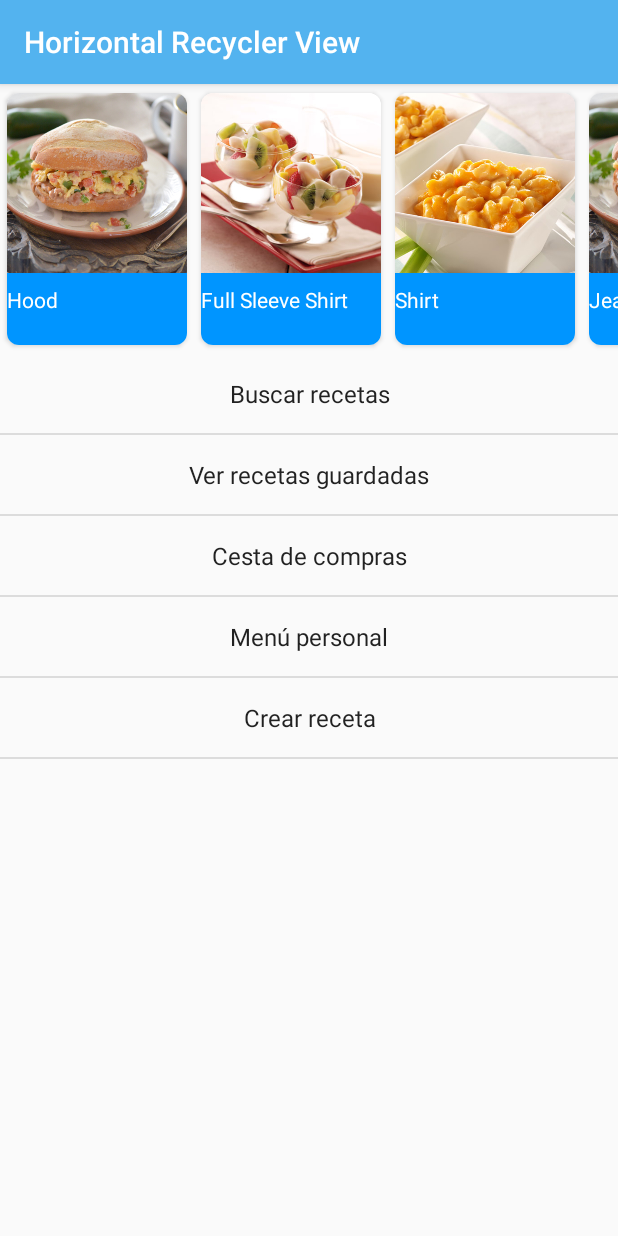
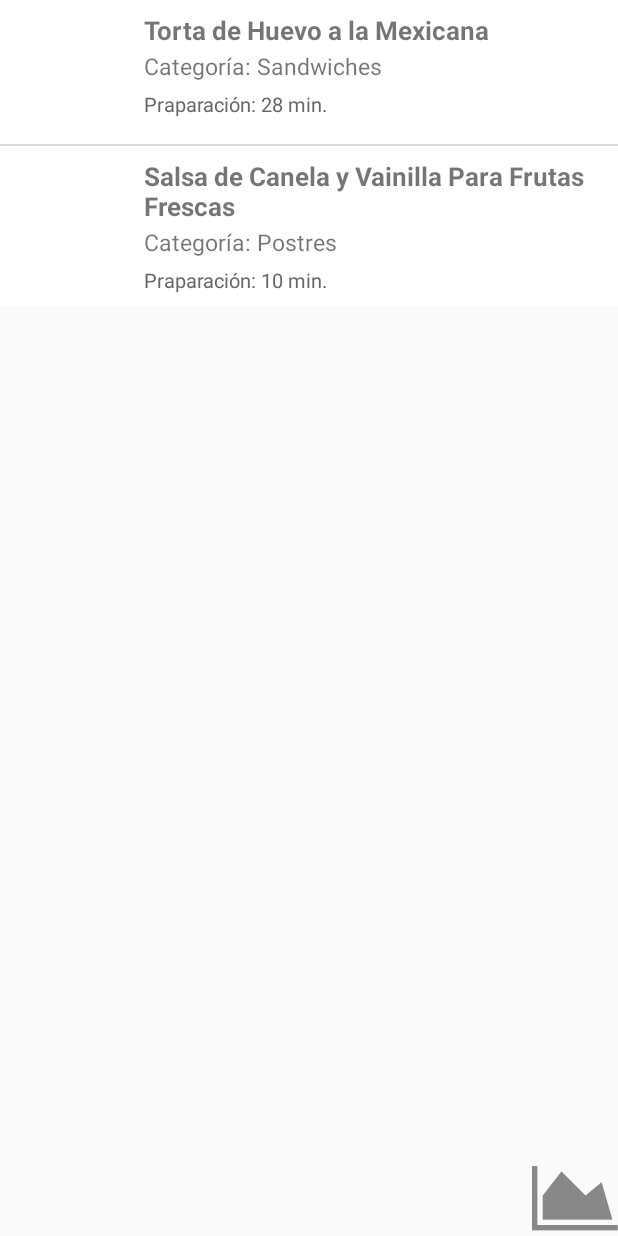
Before and after one commit to mavidalr/Recetario2, an Android app: the screen it shows after launch (MainActivity before the commit, BuscarRecetasDeviceActivity after it), after a tap on "Ver recetas guardadas", on a phone screen of 412 x 824 dp. Run offline under Robolectric (Android 15) with nearby library versions, the phone set to English and light mode, and no system bars; our stand-ins replace Volley; libraries missing offline, so code that uses them is left out: junit.framework; network calls fail.

Commit message:
Implementación Ver recetas guardadas en el dispositivo (sin imagen)

```diff
--- a/app/src/main/AndroidManifest.xml
+++ b/app/src/main/AndroidManifest.xml
@@ -27,7 +27,8 @@
             </intent-filter>
         </activity>
         <activity android:name=".BuscarRecetasActivity" />
-        <activity android:name=".MostrarRecetaActivity"></activity>
+        <activity android:name=".MostrarRecetaActivity" />
+        <activity android:name=".BuscarRecetasDeviceActivity"></activity>
     </application>
 
 </manifest>
--- /dev/null
+++ b/app/src/main/java/com/example/mache/recetario2/BuscarRecetasDeviceActivity.java
@@ -0,0 +1,236 @@
+package com.example.mache.recetario2;
+
+
+import com.android.volley.toolbox.NetworkImageView;
+import com.example.mache.recetario2.adater.CustomListAdapter;
+import com.example.mache.recetario2.app.AppController;
+//Contiene get set de Recetas
+import com.example.mache.recetario2.database.AppDatabaseHelper;
+import com.example.mache.recetario2.model.Receta;
+
+import java.io.ByteArrayOutputStream;
+import java.util.ArrayList;
+import java.util.List;
+
+import org.json.JSONArray;
+import org.json.JSONException;
+import org.json.JSONObject;
+
+import android.app.Activity;
+import android.app.ProgressDialog;
+import android.content.Intent;
+import android.database.Cursor;
+import android.database.sqlite.SQLiteDatabase;
+import android.graphics.Bitmap;
+import android.graphics.Color;
+import android.graphics.Typeface;
+import android.graphics.drawable.BitmapDrawable;
+import android.graphics.drawable.ColorDrawable;
+import android.os.Bundle;
+import android.util.Log;
+import android.view.Menu;
+import android.view.View;
+import android.widget.AdapterView;
+import android.widget.ListView;
+import android.widget.TextView;
+import android.widget.Toast;
+
+import com.android.volley.Response;
+import com.android.volley.VolleyError;
+import com.android.volley.VolleyLog;
+import com.android.volley.toolbox.JsonArrayRequest;
+
+import junit.framework.Test;
+
+public class BuscarRecetasDeviceActivity extends Activity {
+    // Log tag
+    private static final String TAG = BuscarRecetasDeviceActivity.class.getSimpleName();
+
+    // Recetas json url
+    // private static final String url = "http://api.androidhive.info/json/movies.json";
+
+    private static final String url = "https://dl.dropboxusercontent.com/u/3194177/Taller/BDDOnline.json";
+    private ProgressDialog pDialog;
+    private List<Receta> RecetaList = new ArrayList<Receta>();
+    private ListView listView;
+    private CustomListAdapter adapter;
+
+    @Override
+    protected void onCreate(Bundle savedInstanceState) {
+        super.onCreate(savedInstanceState);
+        //getActionBar().setDisplayHomeAsUpEnabled(true);
+
+        setContentView(R.layout.activity_buscar_recetas_device);
+
+        listView = (ListView) findViewById(R.id.Devicelist);
+        adapter = new CustomListAdapter(this, RecetaList);
+        listView.setAdapter(adapter);
+
+        /*
+        TextView textViewNombreUsuario =
+                (TextView) findViewById(R.id.Ver);
+
+        textViewNombreUsuario.setText("Holiwi");
+        */
+
+        //awesome font
+        Typeface fontAwesomeFont = Typeface.createFromAsset(getAssets(), "fontawesome-webfont.ttf");
+        TextView fontAwesomeAndroidIcon = (TextView) findViewById(R.id.Ver);
+        fontAwesomeAndroidIcon.setTypeface(fontAwesomeFont);
+
+        listView.setOnItemClickListener(new AdapterView.OnItemClickListener() {
+            @Override
+            public void onItemClick(AdapterView<?> adapterView, View view,
+                                    int position, long id) {
+
+                //Intent intent;
+
+                //TextView textViewNombreUsuario2 =
+                //        (TextView) findViewById(R.id.Ver);
+
+                TextView twIdReceta = (TextView) view.findViewById(R.id.IdReceta);
+                TextView twURL = (TextView) view.findViewById(R.id.URL);
+                TextView twNombreReceta = (TextView) view.findViewById(R.id.NombreReceta);
+                TextView twTiempoPreparacion = (TextView) view.findViewById(R.id.TiempoPreparacion);
+                TextView twCategoria = (TextView) view.findViewById(R.id.Categoria);
+
+                String SIdReceta = twIdReceta.getText().toString();
+                String SURL = twURL.getText().toString();
+                String SNombreReceta = twNombreReceta.getText().toString();
+                String STiempoPreparacion = twTiempoPreparacion.getText().toString();
+                String SCategoria = twCategoria.getText().toString();
+
+
+                //System.out.println("IdReceta = : " + IdReceta);
+                //System.out.println("la URL = : " + URL);
+                //System.out.println("Url = : " + imgUrl);
+
+
+                /*
+                BitmapDrawable bd = (BitmapDrawable) ((NetworkImageView) view.findViewById(R.id.FotoReceta))
+                        .getDrawable();
+                Bitmap bitmap=bd.getBitmap();
+                ByteArrayOutputStream baos = new ByteArrayOutputStream();
+                bd.getBitmap().compress(Bitmap.CompressFormat.PNG, 100, baos);
+                byte[] imgByte = baos.toByteArray();
+
+                Intent intent = new Intent(BuscarRecetasActivity.this, MostrarRecetaActivity.class);
+                intent.putExtra("image", imgByte);
+                // any other extra you need to pass
+                //startActivity(intent);
+                */
+
+
+                //Creamos el Intent
+                Intent intent =
+                        new Intent(BuscarRecetasDeviceActivity.this, MostrarRecetaActivity.class);
+
+                //Creamos la información a pasar entre actividades
+                Bundle b = new Bundle();
+                b.putString("SIdReceta", SIdReceta);
+                b.putString("SURL", SURL);
+                b.putString("SNombreReceta", SNombreReceta);
+                b.putString("STiempoPreparacion", STiempoPreparacion);
+                b.putString("SCategoria", SCategoria);
+                //b.putString("FotoReceta", imgUrl);
+
+                //Añadimos la información al intent
+                intent.putExtras(b);
+
+                //Iniciamos la nueva actividad
+                startActivity(intent);
+
+
+/*
+                switch (position){
+                    case 0:
+                        intent = new Intent(BuscarRecetasActivity.this,
+                                MostrarRecetaActivity.class);
+                        startActivity(intent);
+                        break;
+                    case 1:
+                        textViewNombreUsuario2.setText("asddf");
+                        break;
+                }
+                */
+            }
+        });
+
+
+        pDialog = new ProgressDialog(this);
+        // Showing progress dialog before making http request
+        pDialog.setMessage("Cargando valores desde el dispositivo...");
+        pDialog.show();
+
+
+        //Leyendo datos
+        AppDatabaseHelper appDatabaseHelper = new AppDatabaseHelper(getApplicationContext());
+        SQLiteDatabase database = appDatabaseHelper.getReadableDatabase();
+
+        Cursor resultados = database.query(AppDatabaseHelper.TABLE_RECETAS,
+                null,null,null,null,null,AppDatabaseHelper.COL_IdReceta);
+        //Estructura de query()
+        //query(String table, String[] columns, String selection, String[] selectionArgs, String groupBy, String having, String orderBy, String limit)
+
+        Integer IdReceta;
+        String NombreReceta;
+        String Categoria;
+        Integer TiempoPreparacion;
+        //String URL;
+        while(resultados.moveToNext()){
+            Receta Receta = new Receta();
+
+            IdReceta = resultados.getInt(resultados.getColumnIndex(AppDatabaseHelper.COL_IdReceta));
+            NombreReceta = resultados.getString(resultados.getColumnIndex(AppDatabaseHelper.COL_NombreReceta));
+            Categoria = resultados.getString(resultados.getColumnIndex(AppDatabaseHelper.COL_Categoria));
+            TiempoPreparacion = resultados.getInt(resultados.getColumnIndex(AppDatabaseHelper.COL_TiempoPreparacion));
+
+
+
+            Receta.setNombreReceta(NombreReceta);
+            //Receta.setFotoReceta("https://www.meals.com/ImagesRecipes/121609lrg.jpg");
+            Receta.setCategoria(Categoria);
+            //Receta.setRating(((Number) obj.get("rating"))
+            //        .doubleValue());
+            Receta.setIdReceta(IdReceta);
+            Receta.setTiempoPraparacion(TiempoPreparacion);
+
+            //Receta.setURL("https://www.meals.com/ImagesRecipes/121609lrg.jpg");
+
+            RecetaList.add(Receta);
+        }
+
+
+        hidePDialog();
+        //AppController.getInstance();
+
+
+
+        // changing action bar color
+        //getActionBar().setBackgroundDrawable(
+        //      new ColorDrawable(Color.parseColor("#1b1b1b")));
+
+        // Creating volley request obj
+    }
+
+    @Override
+    public void onDestroy() {
+        super.onDestroy();
+        hidePDialog();
+    }
+
+    private void hidePDialog() {
+        if (pDialog != null) {
+            pDialog.dismiss();
+            pDialog = null;
+        }
+    }
+/*
+    @Override
+    public boolean onCreateOptionsMenu(Menu menu) {
+        // Inflate the menu; this adds items to the action bar if it is present.
+        getMenuInflater().inflate(R.menu.main, menu);
+        return true;
+    }
+*/
+}
--- a/app/src/main/java/com/example/mache/recetario2/MainActivity.java
+++ b/app/src/main/java/com/example/mache/recetario2/MainActivity.java
@@ -97,13 +97,14 @@ public class MainActivity extends AppCompatActivity {
                                 BuscarRecetasActivity.class);
                         startActivity(intent);
                         break;
-                    /*
-                    case OPCION_INSCRIPCION:
 
-                        intent = new Intent(HomeActivity.this,
-                                InscripcionActivity.class);
+                    case OPCION_VER_RECETAS_GUARDADAS:
+
+                        intent = new Intent(MainActivity.this,
+                                BuscarRecetasDeviceActivity.class);
                         startActivity(intent);
                         break;
+                    /*
                     case OPCION_CERTIFICADOS:
                         intent = new Intent(HomeActivity.this,
                                 CertificadosActivity.class);
--- /dev/null
+++ b/app/src/main/java/com/example/mache/recetario2/database/AppDatabaseHelper.java
@@ -0,0 +1,87 @@
+package com.example.mache.recetario2.database;
+
+import android.content.ContentValues;
+import android.content.Context;
+import android.database.sqlite.SQLiteDatabase;
+import android.database.sqlite.SQLiteOpenHelper;
+
+
+public class AppDatabaseHelper extends SQLiteOpenHelper {
+
+    private static final String DATABASE_NAME = "recetario.db";
+    private static final int DB_VERSION = 1;
+    //private static final String CREATE_TABLE_RAMOS ="CREATE TABLE " + "ramos (codigo TEXT, nombre TEXT,descripcion TEXT, profesor TEXT)";
+    private static final String CREATE_TABLE_RECETAS ="" +
+            "CREATE TABLE Recetas(" +
+            "   IdReceta INTEGER," +
+            "   NombreReceta TEXT," +
+            "   FotoReceta TEXT," +
+            "   NumPersonas INTEGER," +
+            "   TiempoPreparacion INTEGER," +
+            "   Categoria TEXT," +
+            "   Dificultad INTEGER" +
+            ");";
+    public static final String TABLE_RECETAS= "Recetas";
+    public static final String COL_IdReceta = "IdReceta";
+    public static final String COL_FotoReceta = "FotoReceta";
+    public static final String COL_NumPersonas = "NumPersonas";
+    public static final String COL_TiempoPreparacion = "TiempoPreparacion";
+    public static final String COL_Categoria = "Categoria";
+    public static final String COL_Dificultad = "Dificultad";
+    public static final String COL_NombreReceta = "NombreReceta";
+    //public static final String COL_ = "";
+
+/*
+    public static final String TABLE_RAMOS= "Recetas";
+    public static final String COLUMN_CODIGO = "codigo";
+    public static final String COLUMN_NOMBRE = "nombre";
+    public static final String COLUMN_DESCRIPCION = "descripcion";
+    public static final String COLUMN_PROFESOR = "profesor";
+*/
+    public AppDatabaseHelper(Context context) {
+
+        super(context, DATABASE_NAME, null, DB_VERSION);
+    }
+
+    @Override
+    public void onCreate(SQLiteDatabase database) {
+
+        database.execSQL(CREATE_TABLE_RECETAS);
+        crearDatosIniciales(database);
+    }
+
+    private void crearDatosIniciales(SQLiteDatabase database) {
+
+        ContentValues cv = new ContentValues();
+
+        //cv.put(COLUMN_CODIGO, "INF-001");
+
+        cv.put(COL_IdReceta,"2");
+        cv.put(COL_NombreReceta, "Torta de Huevo a la Mexicana");
+        cv.put(COL_FotoReceta, "https://www.meals.com/ImagesRecipes/146232lrg.jpg");
+        cv.put(COL_NumPersonas, "4");
+        cv.put(COL_TiempoPreparacion, "28");
+        cv.put(COL_Categoria, "Sandwiches");
+        cv.put(COL_Dificultad, "2");
+
+        database.insert("Recetas", null, cv);
+
+        cv.clear();
+
+        cv.put(COL_IdReceta,"4");
+        cv.put(COL_NombreReceta, "Salsa de Canela y Vainilla Para Frutas Frescas");
+        cv.put(COL_FotoReceta, "https://www.meals.com/ImagesRecipes/121609lrg.jpg");
+        cv.put(COL_NumPersonas, "6");
+        cv.put(COL_TiempoPreparacion, "10");
+        cv.put(COL_Categoria, "Postres");
+        cv.put(COL_Dificultad, "1");
+
+        database.insert("Recetas", null, cv);
+
+    }
+
+    @Override
+    public void onUpgrade(SQLiteDatabase database, int oldDBVersion, int newDBVersion) {
+
+    }
+}
--- /dev/null
+++ b/app/src/main/res/layout/activity_buscar_recetas_device.xml
@@ -0,0 +1,26 @@
+<RelativeLayout xmlns:android="http://schemas.android.com/apk/res/android"
+    xmlns:tools="http://schemas.android.com/tools"
+    android:layout_width="match_parent"
+    android:layout_height="match_parent"
+    tools:context=".BuscarRecetasDeviceActivity" >
+
+    <ListView
+        android:id="@+id/Devicelist"
+        android:layout_width="fill_parent"
+        android:layout_height="wrap_content"
+        android:divider="@color/list_divider"
+        android:dividerHeight="1dp"
+        android:listSelector="@drawable/list_row_selector" />
+
+    //nuevo
+    <TextView
+        android:id="@+id/Ver"
+        android:layout_width="wrap_content"
+        android:layout_height="wrap_content"
+        android:layout_alignParentBottom="true"
+        android:layout_alignParentRight="true"
+        android:textColor="@color/year"
+        android:text="@string/Ver"
+        android:textSize="50sp" />
+
+</RelativeLayout>
```
